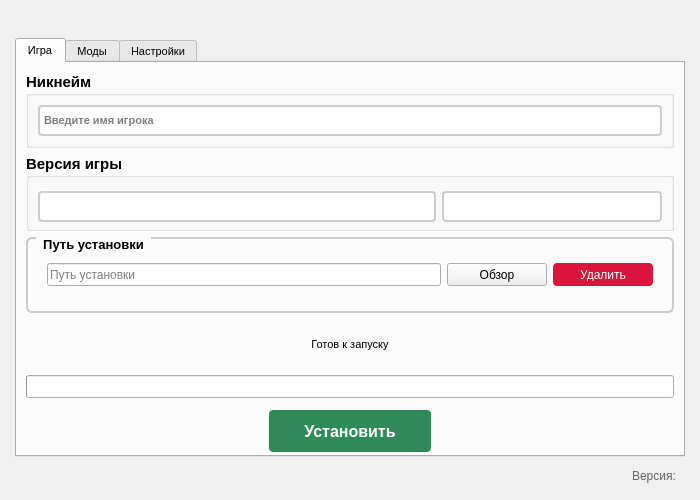
This is design.ui in mdreval/ib-launcher as Qt 5 draws it before an edit. The edited form follows.
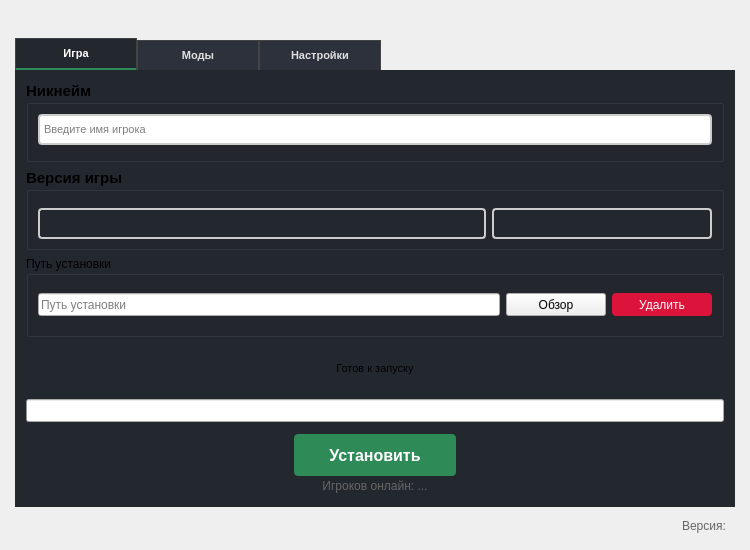
This is the edited form. Icons and pictures are not drawn.

Diff of the .ui file:
```diff
--- a/design.ui
+++ b/design.ui
@@ -18,8 +18,8 @@
   </property>
   <property name="minimumSize">
    <size>
-    <width>700</width>
-    <height>500</height>
+    <width>750</width>
+    <height>550</height>
    </size>
   </property>
   <property name="maximumSize">
@@ -100,6 +100,33 @@
       <property name="currentIndex">
        <number>0</number>
       </property>
+      <property name="styleSheet">
+       <string notr="true">QTabWidget::pane {
+    border: 2px solid #23272e;
+    background: #23272e;
+}
+QTabBar::tab {
+    background: #2c313c;
+    color: #e0e0e0;
+    border: 1px solid #444;
+    border-bottom: none;
+    padding: 8px 20px 8px 20px;
+    min-width: 80px;
+    font-weight: bold;
+}
+QTabBar::tab:selected {
+    background: #23272e;
+    color: #fff;
+    border-bottom: 2px solid #2E8B57;
+}
+QTabBar::tab:!selected {
+    margin-top: 2px;
+}
+QTabBar::tab:hover {
+    background: #3a3f4b;
+}
+</string>
+      </property>
       <widget class="QWidget" name="tabGame">
        <attribute name="title">
         <string>Игра</string>
@@ -115,6 +142,9 @@
             <bold>true</bold>
            </font>
           </property>
+          <property name="styleSheet">
+           <string notr="true"></string>
+          </property>
           <property name="title">
            <string>Никнейм</string>
           </property>
@@ -168,6 +198,9 @@
             <bold>true</bold>
            </font>
           </property>
+          <property name="styleSheet">
+           <string notr="true"></string>
+          </property>
           <property name="title">
            <string>Версия игры</string>
           </property>
@@ -197,10 +230,17 @@
     padding: 2px;
     border: 2px solid #ccc;
     border-radius: 4px;
-    background: white;
+    background: #23272e;
+    color: #e0e0e0;
     min-height: 23px;
     font-size: 8pt;
 }
+QComboBox QAbstractItemView {
+    background: #23272e;
+    color: #e0e0e0;
+    selection-background-color: #2E8B57;
+    selection-color: #fff;
+}
 QComboBox::drop-down {
     border: none;
     padding-right: 5px;
@@ -241,10 +281,17 @@
     padding: 2px;
     border: 2px solid #ccc;
     border-radius: 4px;
-    background: white;
+    background: #23272e;
+    color: #e0e0e0;
     min-height: 23px;
     font-size: 8pt;
 }
+QComboBox QAbstractItemView {
+    background: #23272e;
+    color: #e0e0e0;
+    selection-background-color: #2E8B57;
+    selection-color: #fff;
+}
 QComboBox::drop-down {
     border: none;
     padding-right: 5px;
@@ -266,20 +313,7 @@
         <item>
          <widget class="QGroupBox" name="path_group">
           <property name="styleSheet">
-           <string notr="true">QGroupBox {
-    font-size: 10pt;
-    font-weight: bold;
-    border: 2px solid #cccccc;
-    border-radius: 6px;
-    margin-top: 1ex;
-    padding: 10px;
-}
-QGroupBox::title {
-    subcontrol-origin: margin;
-    left: 10px;
-    padding: 0 5px;
-}
-</string>
+           <string notr="true"></string>
           </property>
           <property name="title">
            <string>Путь установки</string>
@@ -448,6 +482,34 @@
           </property>
          </widget>
         </item>
+        <item alignment="Qt::AlignHCenter">
+         <widget class="QLabel" name="players_online_label">
+          <property name="maximumSize">
+           <size>
+            <width>300</width>
+            <height>20</height>
+           </size>
+          </property>
+          <property name="font">
+           <font>
+            <pointsize>9</pointsize>
+           </font>
+          </property>
+          <property name="styleSheet">
+           <string notr="true">QLabel {
+    color: #666666;
+    font-size: 9pt;
+    padding: 2px;
+}</string>
+          </property>
+          <property name="text">
+           <string>Игроков онлайн: ...</string>
+          </property>
+          <property name="alignment">
+           <set>Qt::AlignCenter</set>
+          </property>
+         </widget>
+        </item>
        </layout>
       </widget>
       <widget class="QWidget" name="tabMods">
@@ -780,7 +842,7 @@
        <widget class="QLabel" name="version_label">
         <property name="maximumSize">
          <size>
-          <width>16777215</width>
+          <width>300</width>
           <height>20</height>
          </size>
         </property>
```
Left out of the diff: 61 changed lines with no effect on the pictures.
